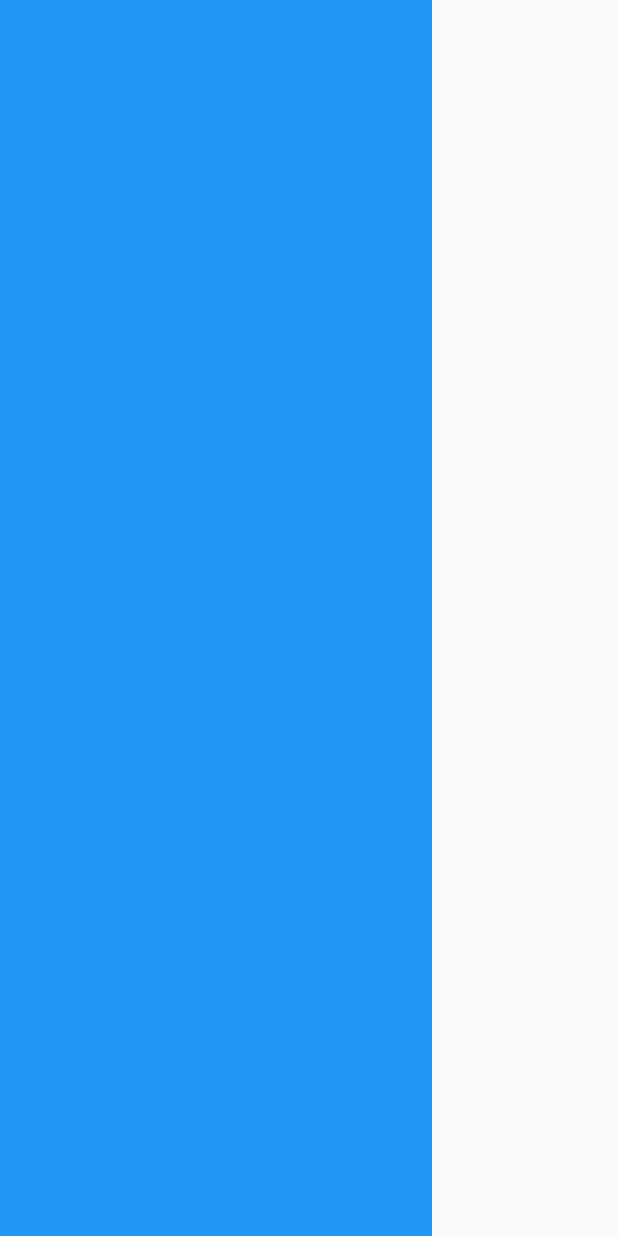
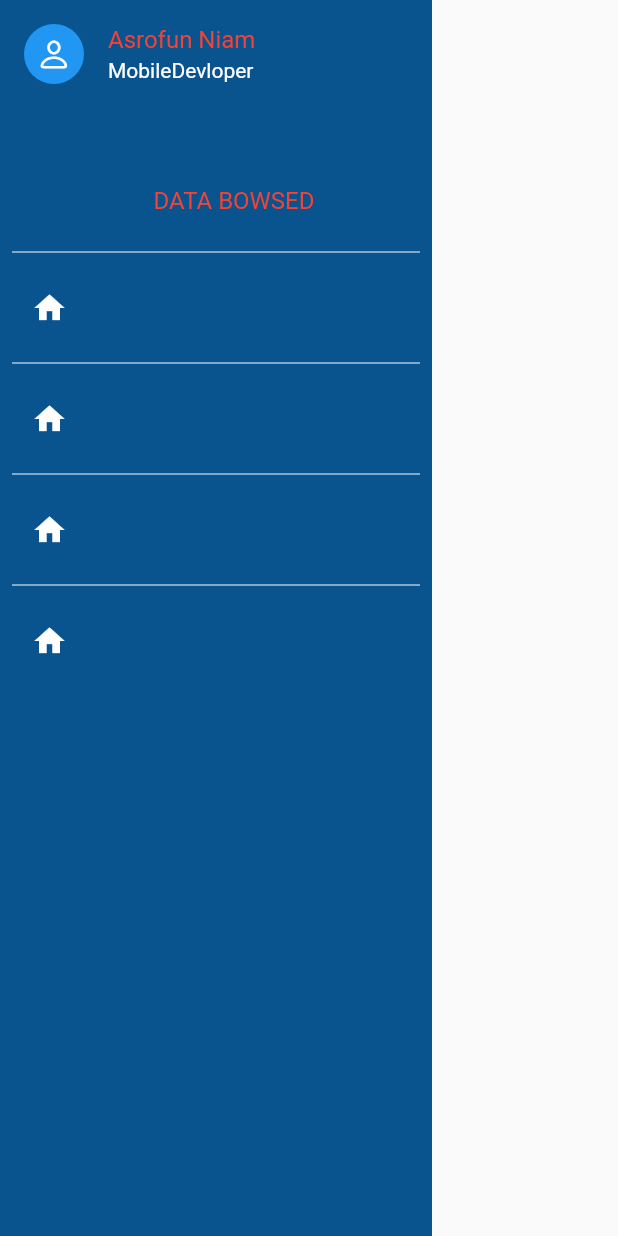
Before and after one commit to AsrofunNiam/animated_sidebar_eps_one, a Flutter app: the screen it shows after launch, on a phone screen of 412 x 824 dp. Run offline on Flutter 3.47's test engine with Material 2 defaults, Android fonts, the light colour scheme and no system bars.

Commit message:
create side bar

```diff
--- /dev/null
+++ b/lib/components/info_card.dart
@@ -0,0 +1,26 @@
+import 'package:flutter/cupertino.dart';
+import 'package:flutter/material.dart';
+
+class InfoCard extends StatelessWidget {
+  const InfoCard({super.key, required this.name, required this.profession});
+
+  final String name, profession;
+
+  @override
+  Widget build(BuildContext context) {
+    return ListTile(
+      leading: const CircleAvatar(
+        backgroundColor: Colors.blue,
+        child: Icon(
+          CupertinoIcons.person,
+          color: Colors.white,
+        ),
+      ),
+      title: Text(
+        name,
+        style: const TextStyle(color: Colors.red),
+      ),
+      subtitle: Text(profession, style: const TextStyle(color: Colors.white)),
+    );
+  }
+}
--- a/lib/components/side_menu.dart
+++ b/lib/components/side_menu.dart
@@ -1,3 +1,7 @@
+import 'package:animated_sidebar_eps_one/components/info_card.dart';
+import 'package:animated_sidebar_eps_one/components/side_menu_tile.dart';
+import 'package:animated_sidebar_eps_one/model/assets_model/rive_assets.dart';
+import 'package:flutter/cupertino.dart';
 import 'package:flutter/material.dart';
 
 class SideMenu extends StatefulWidget {
@@ -11,11 +15,36 @@ class _SideMenuState extends State<SideMenu> {
   @override
   Widget build(BuildContext context) {
     return Scaffold(
-      body: SafeArea(
-        child: Container(
-          height: double.infinity,
-          width: 288,
-          color: Colors.blue,
+      body: Container(
+        height: double.infinity,
+        width: 288,
+        color: const Color.fromARGB(255, 9, 83, 143),
+        child: SafeArea(
+          child: Column(
+            children: [
+              const InfoCard(
+                name: 'Asrofun Niam',
+                profession: 'MobileDevloper',
+              ),
+              const SizedBox(
+                height: 20,
+              ),
+              Padding(
+                padding: const EdgeInsets.only(left: 24, top: 32, bottom: 16),
+                child: Text(
+                  'Data Bowsed'.toUpperCase(),
+                  style: Theme.of(context)
+                      .textTheme
+                      .titleMedium!
+                      .copyWith(color: Colors.red),
+                ),
+              ),
+              ...sideMenus.map((menu) {
+                menu.artBoard = 'test';
+                return const SideMenuTile();
+              })
+            ],
+          ),
         ),
       ),
     );
--- /dev/null
+++ b/lib/components/side_menu_tile.dart
@@ -0,0 +1,41 @@
+// ignore_for_file: public_member_api_docs, sort_constructors_first
+import 'package:flutter/material.dart';
+
+import 'package:animated_sidebar_eps_one/model/assets_model/rive_assets.dart';
+
+class SideMenuTile extends StatelessWidget {
+  const SideMenuTile({
+    Key? key,
+    this.menu,
+    this.press,
+  }) : super(key: key);
+
+  final RiveAssets? menu;
+  final VoidCallback? press;
+  // final ValueChanged<Artboard> riveOnInit;
+
+  @override
+  Widget build(BuildContext context) {
+    return const Column(
+      children: [
+        Padding(
+          padding: EdgeInsets.all(8.0),
+          child: Divider(
+            color: Colors.white,
+            height: 2,
+          ),
+        ),
+        ListTile(
+          leading: SizedBox(
+            height: 34,
+            width: 34,
+            child: Icon(
+              Icons.home,
+              color: Colors.white,
+            ),
+          ),
+        ),
+      ],
+    );
+  }
+}
--- /dev/null
+++ b/lib/model/assets_model/rive_assets.dart
@@ -0,0 +1,40 @@
+// ignore_for_file: public_member_api_docs, sort_constructors_first
+import 'package:flutter/material.dart';
+
+class RiveAssets {
+  final Icon src;
+  String artBoard, stateMachineName, title;
+  late bool? input;
+  RiveAssets(
+      {required this.src,
+      required this.artBoard,
+      required this.stateMachineName,
+      required this.title,
+      this.input});
+  set setInput(bool status) {
+    input = status;
+  }
+}
+
+List<RiveAssets> sideMenus = [
+  RiveAssets(
+      src: const Icon(Icons.home),
+      artBoard: 'HOME',
+      stateMachineName: 'Home_interactivity',
+      title: 'HOME'),
+  RiveAssets(
+      src: const Icon(Icons.search),
+      artBoard: 'SEARCH',
+      stateMachineName: 'Search_interactivity',
+      title: 'SEARCH'),
+  RiveAssets(
+      src: const Icon(Icons.settings),
+      artBoard: 'SETTING',
+      stateMachineName: 'Setting_interactivity',
+      title: 'HOME'),
+  RiveAssets(
+      src: const Icon(Icons.start),
+      artBoard: 'START',
+      stateMachineName: 'Start_interactivity',
+      title: 'HOME'),
+];
```
Also changed, not shown: lib/model/product.dart (added).
